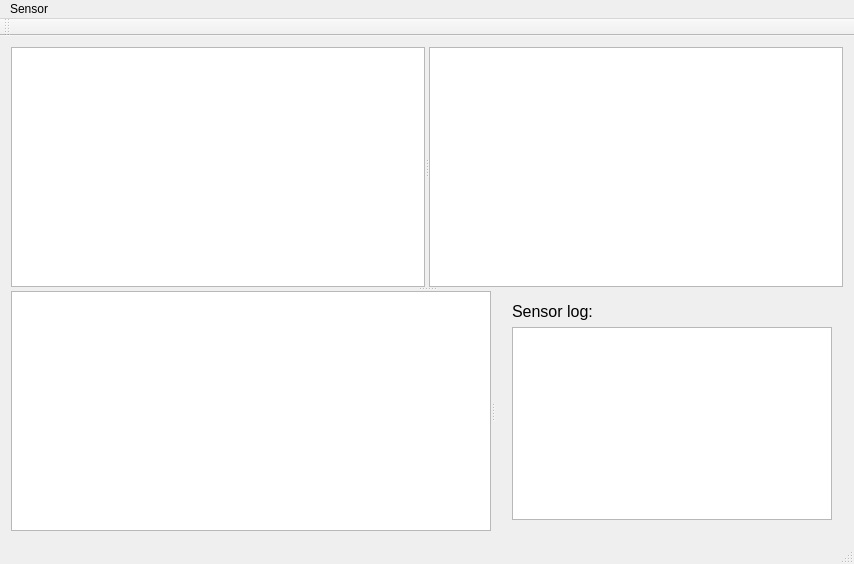
Above: HLU/Test-AsusXTionProLive-OpenNI2/mainwindow.ui from Myzhar/RoboController before the change. Below: the same form after it.
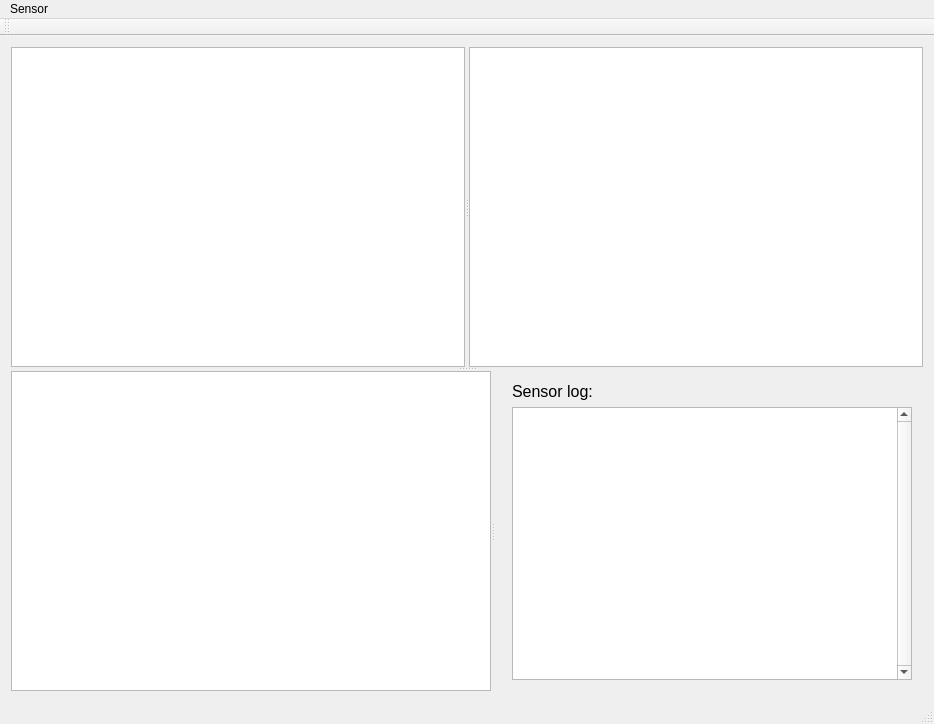
That is the form after the change.

What changed in the file:
```diff
--- a/HLU/Test-AsusXTionProLive-OpenNI2/mainwindow.ui
+++ b/HLU/Test-AsusXTionProLive-OpenNI2/mainwindow.ui
@@ -6,8 +6,8 @@
    <rect>
     <x>0</x>
     <y>0</y>
-    <width>753</width>
-    <height>554</height>
+    <width>923</width>
+    <height>716</height>
    </rect>
   </property>
   <property name="windowTitle">
@@ -34,7 +34,7 @@
         <property name="minimumSize">
          <size>
           <width>320</width>
-          <height>240</height>
+          <height>320</height>
          </size>
         </property>
        </widget>
@@ -48,7 +48,7 @@
         <property name="minimumSize">
          <size>
           <width>320</width>
-          <height>240</height>
+          <height>320</height>
          </size>
         </property>
        </widget>
@@ -73,7 +73,7 @@
         <property name="minimumSize">
          <size>
           <width>480</width>
-          <height>240</height>
+          <height>320</height>
          </size>
         </property>
        </widget>
@@ -107,13 +107,13 @@
              </property>
              <property name="minimumSize">
               <size>
-               <width>320</width>
+               <width>400</width>
                <height>0</height>
               </size>
              </property>
              <property name="maximumSize">
               <size>
-               <width>320</width>
+               <width>400</width>
                <height>16777215</height>
               </size>
              </property>
@@ -137,13 +137,13 @@
              </property>
              <property name="minimumSize">
               <size>
-               <width>320</width>
+               <width>400</width>
                <height>0</height>
               </size>
              </property>
              <property name="maximumSize">
               <size>
-               <width>320</width>
+               <width>400</width>
                <height>16777215</height>
               </size>
              </property>
@@ -152,6 +152,18 @@
                <pointsize>12</pointsize>
               </font>
              </property>
+             <property name="verticalScrollBarPolicy">
+              <enum>Qt::ScrollBarAlwaysOn</enum>
+             </property>
+             <property name="horizontalScrollBarPolicy">
+              <enum>Qt::ScrollBarAsNeeded</enum>
+             </property>
+             <property name="sizeAdjustPolicy">
+              <enum>QAbstractScrollArea::AdjustToContentsOnFirstShow</enum>
+             </property>
+             <property name="lineWrapMode">
+              <enum>QPlainTextEdit::NoWrap</enum>
+             </property>
             </widget>
            </item>
           </layout>
@@ -168,7 +180,7 @@
     <rect>
      <x>0</x>
      <y>0</y>
-     <width>753</width>
+     <width>923</width>
      <height>21</height>
     </rect>
    </property>
```
